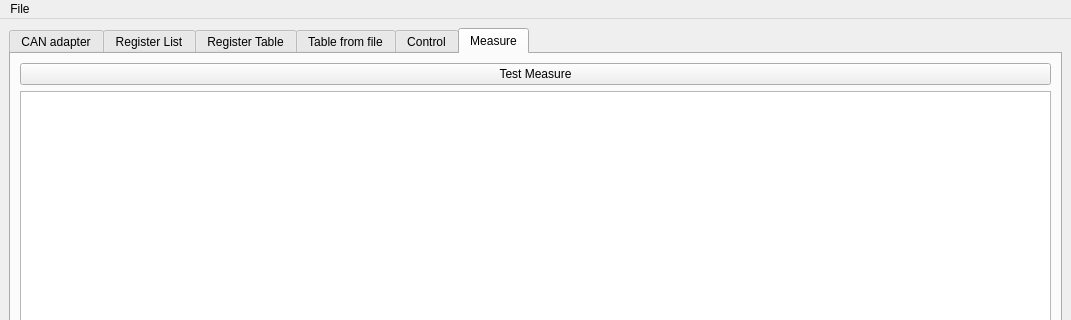
This is mainwindow.ui in totktobroditvokrug/EL205-QT as Qt 5 draws it before an edit; both pictures show x 0 to 1071 and y 0 to 320 of the 1071 by 660 pixel window. The edited form follows.
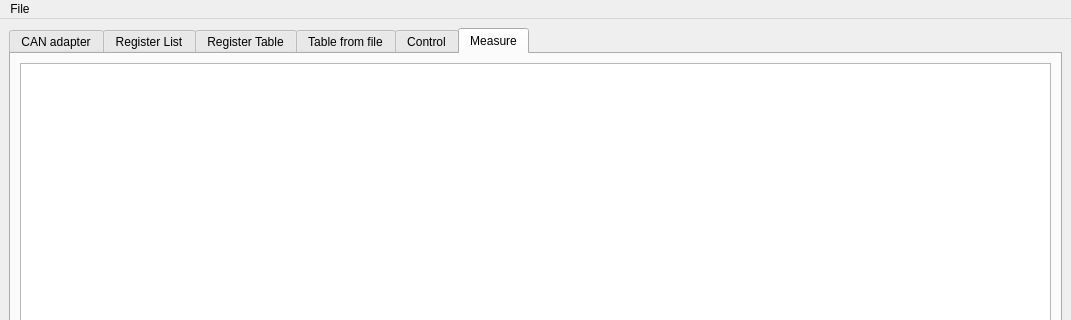
This is the edited form. The open tabs and pages were chosen to show the change.

```diff
--- a/mainwindow.ui
+++ b/mainwindow.ui
@@ -1261,15 +1261,27 @@
        </attribute>
        <layout class="QGridLayout" name="gridLayout_11">
         <item row="0" column="0">
-         <widget class="QPushButton" name="pushButton_testMeasure">
-          <property name="text">
-           <string>Test Measure</string>
+         <widget class="QTableWidget" name="tableSamples">
+          <property name="enabled">
+           <bool>true</bool>
+          </property>
+          <property name="sizePolicy">
+           <sizepolicy hsizetype="Expanding" vsizetype="Expanding">
+            <horstretch>0</horstretch>
+            <verstretch>0</verstretch>
+           </sizepolicy>
+          </property>
+          <property name="minimumSize">
+           <size>
+            <width>1000</width>
+            <height>50</height>
+           </size>
+          </property>
+          <property name="sizeAdjustPolicy">
+           <enum>QAbstractScrollArea::AdjustToContents</enum>
           </property>
          </widget>
         </item>
-        <item row="1" column="0">
-         <widget class="QTextEdit" name="textEdit_hash"/>
-        </item>
        </layout>
       </widget>
      </widget>
```
Left out of the diff: 2 changed lines with no effect on the pictures.
